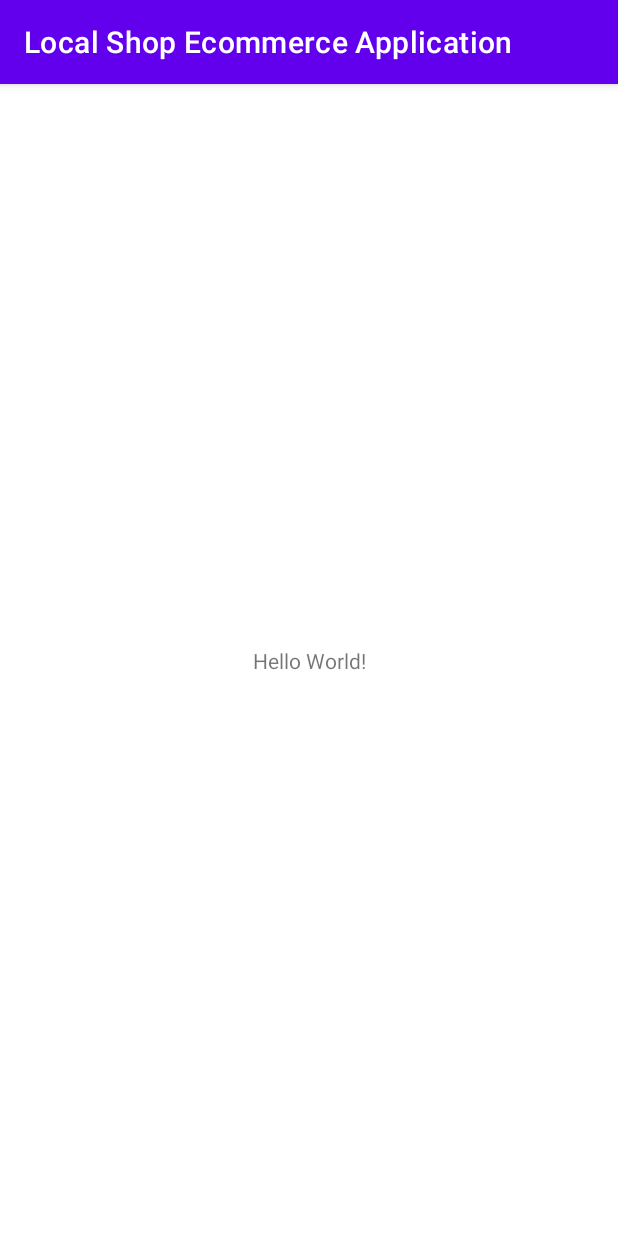
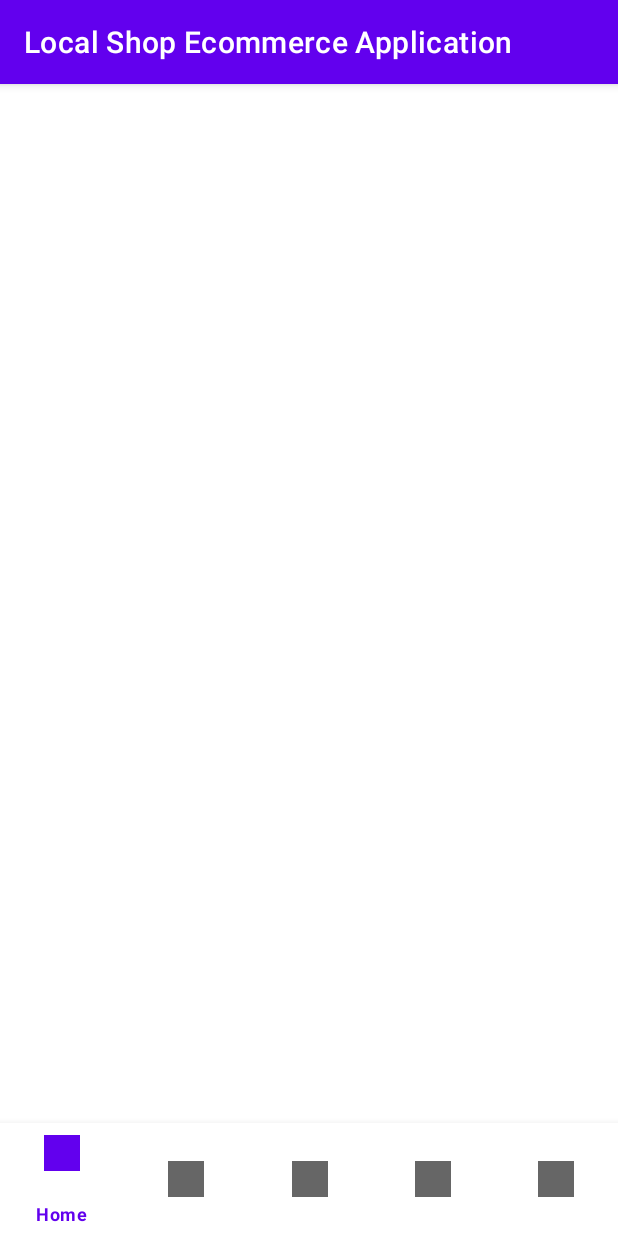
Before and after one commit to aprilhussey/MobileApplicationDevelopment1_Assignment2, an Android app: the screen it shows after launch (MainActivity), on a phone screen of 412 x 824 dp. Run offline under Robolectric (Android 15) with nearby library versions, the phone set to English and light mode, and no system bars.

Commit message:
Created bottom navigation menu

```diff
--- a/LocalShopEcommerceApplication/app/src/main/res/layout/activity_main.xml
+++ b/LocalShopEcommerceApplication/app/src/main/res/layout/activity_main.xml
@@ -6,13 +6,24 @@
     android:layout_height="match_parent"
     tools:context=".MainActivity">
 
-    <TextView
-        android:layout_width="wrap_content"
-        android:layout_height="wrap_content"
-        android:text="Hello World!"
+   <FrameLayout
+       android:id="@+id/flFragment"
+       android:layout_width="match_parent"
+       android:layout_height="0dp"
+       app:layout_constraintBottom_toTopOf="@+id/bottomNavigationView"
+       app:layout_constraintEnd_toEndOf="parent"
+       app:layout_constraintHorizontal_bias="0.5"
+       app:layout_constraintStart_toStartOf="parent"
+       app:layout_constraintTop_toTopOf="parent" />
+
+    <com.google.android.material.bottomnavigation.BottomNavigationView
+        android:id="@+id/bottomNavigationView"
+        android:layout_width="match_parent"
+        android:layout_height="75dp"
         app:layout_constraintBottom_toBottomOf="parent"
         app:layout_constraintEnd_toEndOf="parent"
+        app:layout_constraintHorizontal_bias="0.5"
         app:layout_constraintStart_toStartOf="parent"
-        app:layout_constraintTop_toTopOf="parent" />
+        app:menu="@menu/bottom_nav_menu" />
 
 </androidx.constraintlayout.widget.ConstraintLayout>
--- /dev/null
+++ b/LocalShopEcommerceApplication/app/src/main/res/menu/bottom_nav_menu.xml
@@ -0,0 +1,29 @@
+<?xml version="1.0" encoding="utf-8"?>
+<menu xmlns:android="http://schemas.android.com/apk/res/android">
+
+    <item
+        android:id="@+id/navHome"
+        android:icon="@drawable/placeholder"
+        android:title="Home" />
+
+    <item
+        android:id="@+id/navShop"
+        android:icon="@drawable/placeholder"
+        android:title="Shop" />
+
+    <item
+        android:id="@+id/navBasket"
+        android:icon="@drawable/placeholder"
+        android:title="Home" />
+
+    <item
+        android:id="@+id/navWishlist"
+        android:icon="@drawable/placeholder"
+        android:title="Wishlist" />
+
+    <item
+        android:id="@+id/navAccount"
+        android:icon="@drawable/placeholder"
+        android:title="Account" />
+
+</menu>
```
